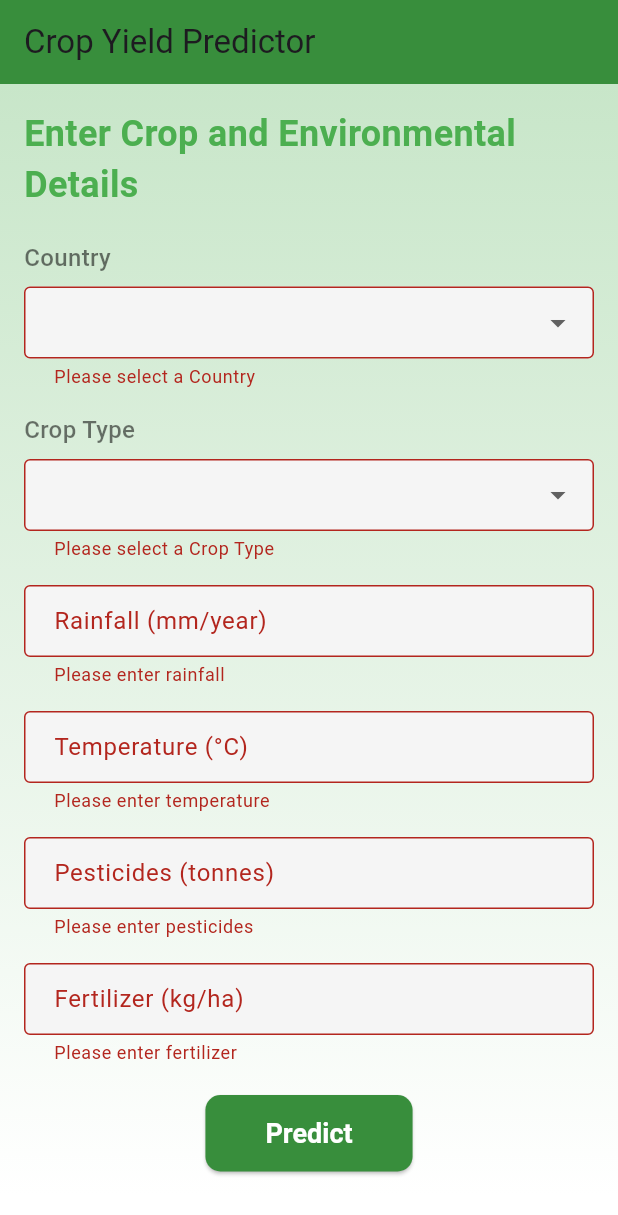
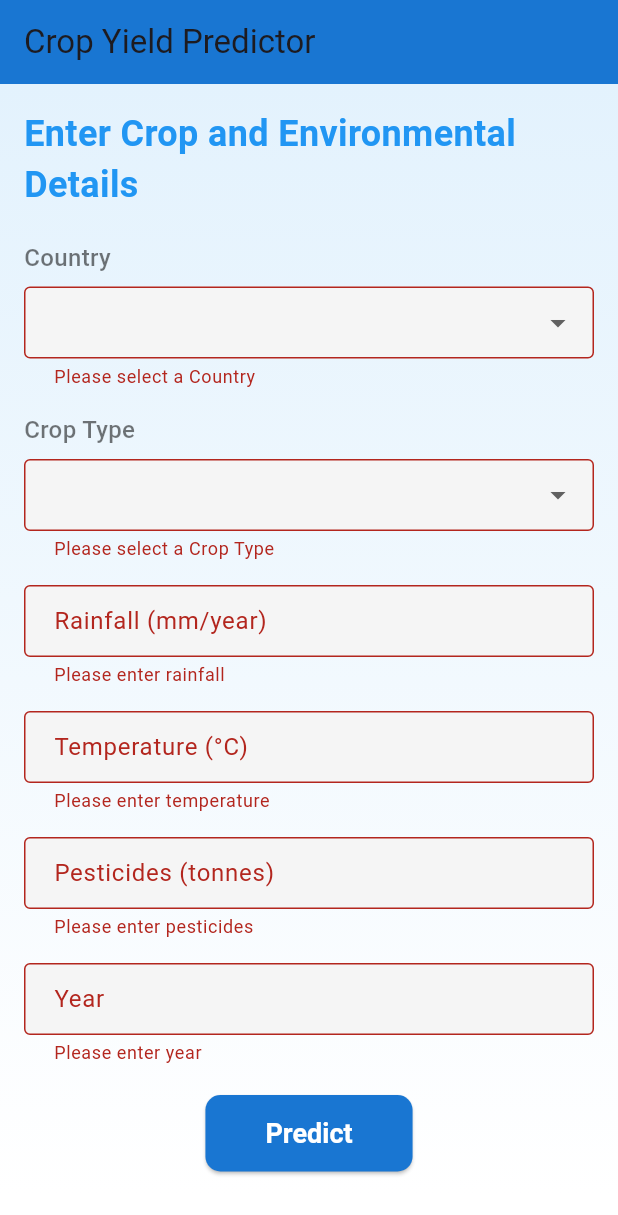
Before and after one commit to oyhaan/Summative, a Flutter app: the screen it shows after launch, after a tap on "Predict", on a phone screen of 412 x 824 dp. Shown: the top 1215 px of the screen. Run offline on Flutter 3.47's test engine with Material 3 defaults, Android fonts, the phone set to English and light mode, and no system bars.

Commit message:
added in missing input fields

```diff
--- a/summative/flutter_app/lib/pages/input_page.dart
+++ b/summative/flutter_app/lib/pages/input_page.dart
@@ -17,9 +17,9 @@ class InputPage extends StatefulWidget {
 class _InputPageState extends State<InputPage> {
   final _formKey = GlobalKey<FormState>();
   final _rainfallController = TextEditingController();
+  final _pesticidesController = TextEditingController();
   final _temperatureController = TextEditingController();
-  final _pesticidesController = TextEditingController();
-  final _fertilizerController = TextEditingController();
+  final _yearController = TextEditingController();
 
   String? _selectedArea;
   String? _selectedItem;
@@ -66,9 +66,11 @@ class _InputPageState extends State<InputPage> {
         headers: {'Content-Type': 'application/json'},
         body: jsonEncode({
           'rainfall': double.parse(_rainfallController.text),
+          'pesticides': double.parse(_pesticidesController.text),
           'temperature': double.parse(_temperatureController.text),
-          'pesticides': double.parse(_pesticidesController.text),
-          'fertilizer': double.parse(_fertilizerController.text),
+          'item': _selectedItem,
+          'area': _selectedArea,
+          'year': int.parse(_yearController.text),
         }),
       );
 
@@ -81,6 +83,7 @@ class _InputPageState extends State<InputPage> {
               prediction: prediction,
               area: _selectedArea!,
               item: _selectedItem!,
+              year: int.parse(_yearController.text),
             ),
           ),
         );
@@ -103,9 +106,9 @@ class _InputPageState extends State<InputPage> {
   @override
   void dispose() {
     _rainfallController.dispose();
+    _pesticidesController.dispose();
     _temperatureController.dispose();
-    _pesticidesController.dispose();
-    _fertilizerController.dispose();
+    _yearController.dispose();
     super.dispose();
   }
 
@@ -114,7 +117,7 @@ class _InputPageState extends State<InputPage> {
     return Scaffold(
       appBar: AppBar(
         title: const Text('Crop Yield Predictor'),
-        backgroundColor: Colors.green[700],
+        backgroundColor: Colors.blue[700],
         elevation: 0,
       ),
       body: Container(
@@ -122,7 +125,7 @@ class _InputPageState extends State<InputPage> {
           gradient: LinearGradient(
             begin: Alignment.topCenter,
             end: Alignment.bottomCenter,
-            colors: [Colors.green[100]!, Colors.white],
+            colors: [Colors.blue[50]!, Colors.white],
           ),
         ),
         child: Padding(
@@ -138,7 +141,7 @@ class _InputPageState extends State<InputPage> {
                     style: TextStyle(
                       fontSize: 24,
                       fontWeight: FontWeight.bold,
-                      color: Colors.green,
+                      color: Colors.blue,
                     ),
                   ),
                   const SizedBox(height: 20),
@@ -213,16 +216,16 @@ class _InputPageState extends State<InputPage> {
                   ),
                   const SizedBox(height: 16),
                   CustomTextField(
-                    controller: _fertilizerController,
-                    label: 'Fertilizer (kg/ha)',
-                    hint: 'Enter fertilizer (0-1000)',
+                    controller: _yearController,
+                    label: 'Year',
+                    hint: 'Enter year (1900-2025)',
                     validator: (value) {
                       if (value == null || value.isEmpty) {
-                        return 'Please enter fertilizer';
+                        return 'Please enter year';
                       }
-                      final numValue = double.tryParse(value);
-                      if (numValue == null || numValue < 0 || numValue > 1000) {
-                        return 'Fertilizer must be between 0 and 1000';
+                      final numValue = int.tryParse(value);
+                      if (numValue == null || numValue < 1900 || numValue > 2025) {
+                        return 'Year must be between 1900 and 2025';
                       }
                       return null;
                     },
@@ -240,13 +243,13 @@ class _InputPageState extends State<InputPage> {
                   Center(
                     child: _isLoading
                         ? const CircularProgressIndicator(
-                            valueColor: AlwaysStoppedAnimation<Color>(Colors.green),
+                            valueColor: AlwaysStoppedAnimation<Color>(Colors.blue),
                           )
                         : ElevatedButton(
                             onPressed: _predict,
                             style: ElevatedButton.styleFrom(
                               padding: const EdgeInsets.symmetric(horizontal: 40, vertical: 15),
-                              backgroundColor: Colors.green[700],
+                              backgroundColor: Colors.blue[700],
                               foregroundColor: Colors.white,
                               textStyle: const TextStyle(fontSize: 18, fontWeight: FontWeight.bold),
                               shape: RoundedRectangleBorder(
```
Also changed, not shown: summative/flutter_app/lib/pages/result_page.dart (+12 -5 lines).
